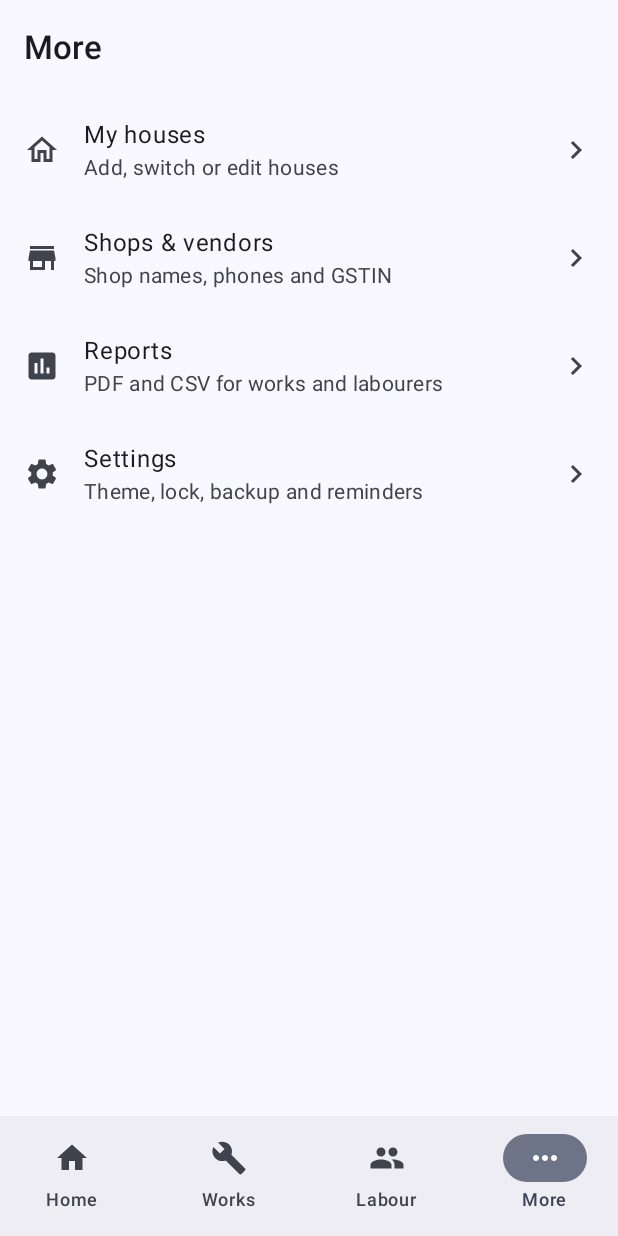
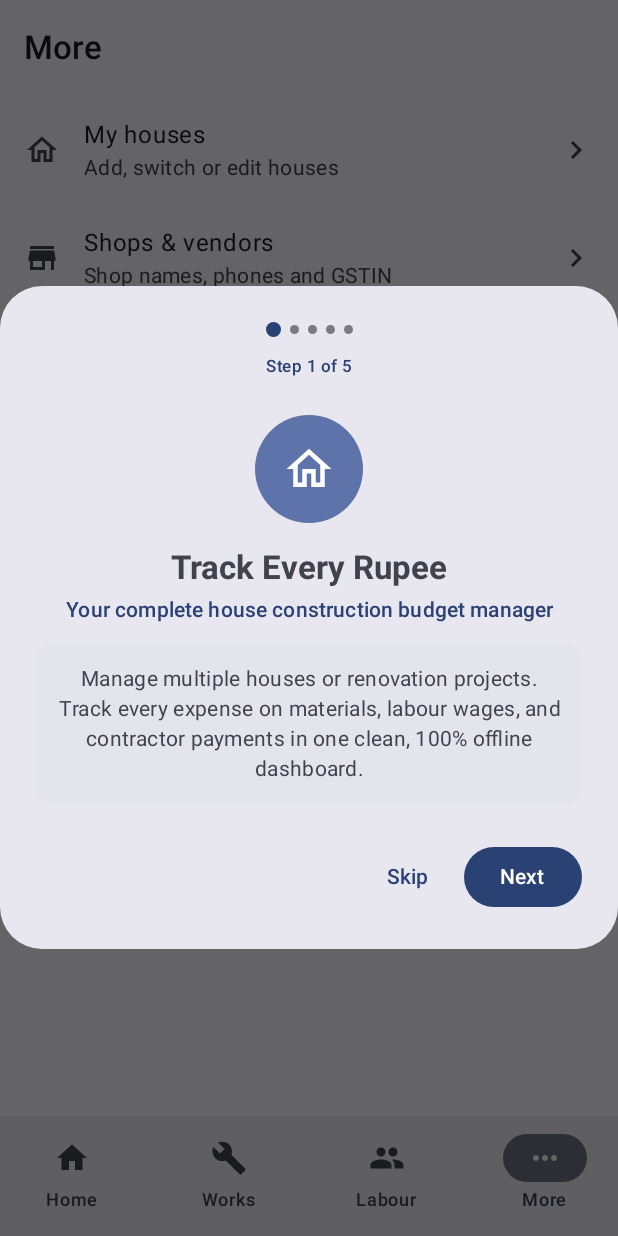
Before and after one commit to rahullsing/GharKharcha, an Android app built with Jetpack Compose: the screen it shows after launch (MainActivity), item 4 of the bottom bar chosen, on a phone screen of 412 x 824 dp. Run offline under Robolectric (Android 15) with nearby library versions, the phone set to English and light mode, and no system bars; our stand-ins replace Dagger/Hilt's generated code, Room's generated code, navigation suite; libraries missing offline, so code that uses them is left out: androidx.hilt.lifecycle; 5 statements that could not run were skipped.

Commit message:
Add Helper Wizard, comprehensive README.md, USER_GUIDE.md, and publish clean GharKharcha-v1.0.apk

```diff
--- a/app/src/main/java/com/gharkharcha/data/prefs/UserPreferences.kt
+++ b/app/src/main/java/com/gharkharcha/data/prefs/UserPreferences.kt
@@ -30,6 +30,7 @@ data class UserPreferences(
     val autoBackupEnabled: Boolean = false,
     val lastBackupTimestamp: Long = 0L,
     val backupFolderUri: String? = null,
+    val hasCompletedWizard: Boolean = false,
 )
 
 @Singleton
@@ -51,6 +52,7 @@ class UserPreferencesRepository @Inject constructor(
             autoBackupEnabled = p[AUTO_BACKUP] ?: false,
             lastBackupTimestamp = p[LAST_BACKUP] ?: 0L,
             backupFolderUri = p[BACKUP_URI],
+            hasCompletedWizard = p[COMPLETED_WIZARD] ?: false,
         )
     }.distinctUntilChanged()
 
@@ -104,6 +106,10 @@ class UserPreferencesRepository @Inject constructor(
         dataStore.edit { it[LAST_BACKUP] = timestamp }
     }
 
+    suspend fun setCompletedWizard(completed: Boolean) {
+        dataStore.edit { it[COMPLETED_WIZARD] = completed }
+    }
+
     private companion object {
         val HOURS_PER_DAY = intPreferencesKey("hours_per_day")
         val SELECTED_PROJECT = longPreferencesKey("selected_project_id")
@@ -118,5 +124,6 @@ class UserPreferencesRepository @Inject constructor(
         val AUTO_BACKUP = booleanPreferencesKey("auto_backup_enabled")
         val LAST_BACKUP = longPreferencesKey("last_backup_timestamp")
         val BACKUP_URI = stringPreferencesKey("backup_folder_uri")
+        val COMPLETED_WIZARD = booleanPreferencesKey("has_completed_wizard")
     }
 }
--- a/app/src/main/java/com/gharkharcha/ui/app/AppUi.kt
+++ b/app/src/main/java/com/gharkharcha/ui/app/AppUi.kt
@@ -50,6 +50,7 @@ import com.gharkharcha.ui.navigation.MaterialEditRoute
 import com.gharkharcha.ui.navigation.PaymentEditRoute
 import com.gharkharcha.ui.navigation.TopLevelDestination
 import com.gharkharcha.ui.share.ShareImportSheet
+import com.gharkharcha.ui.wizard.HelperWizardDialog
 
 @Composable
 fun GharKharchaAppUi(
@@ -100,7 +101,11 @@ fun GharKharchaAppUi(
                 }
             },
         ) {
-            AppNavHost(navController = navController, onNavigateTopLevel = { navController.navigateToTopLevel(it) })
+            AppNavHost(
+                navController = navController,
+                onNavigateTopLevel = { navController.navigateToTopLevel(it) },
+                onOpenWizard = viewModel::openWizard,
+            )
         }
 
         val sharedUris by viewModel.sharedUris.collectAsStateWithLifecycle()
@@ -117,6 +122,14 @@ fun GharKharchaAppUi(
                     navController.navigate(MaterialEditRoute(workId = workId))
                 },
             )
+        }
+
+        val manualWizardOpen by viewModel.manualWizardOpen.collectAsStateWithLifecycle()
+        val prefs by viewModel.preferences.collectAsStateWithLifecycle()
+        val showWizard = manualWizardOpen || (prefs != null && !prefs!!.hasCompletedWizard)
+
+        if (showWizard) {
+            HelperWizardDialog(onDismiss = viewModel::dismissWizard)
         }
 
         val isLocked by viewModel.isLocked.collectAsStateWithLifecycle()
--- a/app/src/main/java/com/gharkharcha/ui/app/AppViewModel.kt
+++ b/app/src/main/java/com/gharkharcha/ui/app/AppViewModel.kt
@@ -15,17 +15,18 @@ import kotlinx.coroutines.flow.SharingStarted
 import kotlinx.coroutines.flow.StateFlow
 import kotlinx.coroutines.flow.asStateFlow
 import kotlinx.coroutines.flow.stateIn
+import kotlinx.coroutines.launch
 import javax.inject.Inject
 
 @HiltViewModel
 class AppViewModel @Inject constructor(
-    prefs: UserPreferencesRepository,
+    private val prefsRepo: UserPreferencesRepository,
     private val undoManager: UndoDeleteManager,
     private val appLockManager: AppLockManager,
 ) : ViewModel() {
     /** Null until DataStore has loaded, so the theme doesn't flash. */
     val preferences: StateFlow<UserPreferences?> =
-        prefs.preferences.stateIn(viewModelScope, SharingStarted.Eagerly, null)
+        prefsRepo.preferences.stateIn(viewModelScope, SharingStarted.Eagerly, null)
 
     val isLocked: StateFlow<Boolean> = appLockManager.isLocked
 
@@ -33,6 +34,20 @@ class AppViewModel @Inject constructor(
 
     private val _sharedUris = MutableStateFlow<List<Uri>>(emptyList())
     val sharedUris: StateFlow<List<Uri>> = _sharedUris.asStateFlow()
+
+    private val _manualWizardOpen = MutableStateFlow(false)
+    val manualWizardOpen: StateFlow<Boolean> = _manualWizardOpen.asStateFlow()
+
+    fun openWizard() {
+        _manualWizardOpen.value = true
+    }
+
+    fun dismissWizard() {
+        _manualWizardOpen.value = false
+        viewModelScope.launch {
+            prefsRepo.setCompletedWizard(true)
+        }
+    }
 
     fun authenticate(activity: FragmentActivity) {
         appLockManager.authenticate(activity) { }
--- a/app/src/main/java/com/gharkharcha/ui/more/MoreScreen.kt
+++ b/app/src/main/java/com/gharkharcha/ui/more/MoreScreen.kt
@@ -23,6 +23,7 @@ fun MoreScreen(
     onOpenVendors: () -> Unit,
     onOpenReports: () -> Unit,
     onOpenSettings: () -> Unit,
+    onOpenWizard: () -> Unit,
 ) {
     TopLevelScaffold(title = { Text(stringResource(R.string.more_title)) }) { padding ->
         Column(
@@ -55,6 +56,12 @@ fun MoreScreen(
                 subtitle = stringResource(R.string.more_settings_subtitle),
                 onClick = onOpenSettings,
             )
+            MoreItem(
+                icon = R.drawable.ic_build,
+                title = stringResource(R.string.more_wizard_title),
+                subtitle = stringResource(R.string.more_wizard_subtitle),
+                onClick = onOpenWizard,
+            )
         }
     }
 }
--- a/app/src/main/java/com/gharkharcha/ui/navigation/AppNavHost.kt
+++ b/app/src/main/java/com/gharkharcha/ui/navigation/AppNavHost.kt
@@ -44,6 +44,7 @@ private fun NavBackStackEntry.cameraResult(): CameraResult {
 fun AppNavHost(
     navController: NavHostController,
     onNavigateTopLevel: (TopLevelDestination) -> Unit,
+    onOpenWizard: () -> Unit = {},
 ) {
     val back: () -> Unit = { navController.popBackStack() }
     val addProject = { navController.navigate(ProjectEditRoute()) }
@@ -99,6 +100,7 @@ fun AppNavHost(
                 onOpenVendors = { navController.navigate(VendorsRoute) },
                 onOpenReports = { navController.navigate(ReportsRoute()) },
                 onOpenSettings = { navController.navigate(SettingsRoute) },
+                onOpenWizard = onOpenWizard,
             )
         }
 
--- /dev/null
+++ b/app/src/main/java/com/gharkharcha/ui/wizard/HelperWizardDialog.kt
@@ -0,0 +1,222 @@
+package com.gharkharcha.ui.wizard
+
+import androidx.annotation.DrawableRes
+import androidx.compose.animation.AnimatedContent
+import androidx.compose.animation.fadeIn
+import androidx.compose.animation.fadeOut
+import androidx.compose.animation.slideInHorizontally
+import androidx.compose.animation.slideOutHorizontally
+import androidx.compose.animation.togetherWith
+import androidx.compose.foundation.background
+import androidx.compose.foundation.layout.Arrangement
+import androidx.compose.foundation.layout.Box
+import androidx.compose.foundation.layout.Column
+import androidx.compose.foundation.layout.Row
+import androidx.compose.foundation.layout.Spacer
+import androidx.compose.foundation.layout.fillMaxWidth
+import androidx.compose.foundation.layout.height
+import androidx.compose.foundation.layout.padding
+import androidx.compose.foundation.layout.size
+import androidx.compose.foundation.layout.width
+import androidx.compose.foundation.shape.CircleShape
+import androidx.compose.foundation.shape.RoundedCornerShape
+import androidx.compose.material3.AlertDialog
+import androidx.compose.material3.Button
+import androidx.compose.material3.Icon
+import androidx.compose.material3.MaterialTheme
+import androidx.compose.material3.OutlinedButton
+import androidx.compose.material3.Surface
+import androidx.compose.material3.Text
+import androidx.compose.material3.TextButton
+import androidx.compose.runtime.Composable
+import androidx.compose.runtime.getValue
+import androidx.compose.runtime.mutableIntStateOf
+import androidx.compose.runtime.remember
+import androidx.compose.runtime.setValue
+import androidx.compose.ui.Alignment
+import androidx.compose.ui.Modifier
+import androidx.compose.ui.draw.clip
+import androidx.compose.ui.res.painterResource
+import androidx.compose.ui.res.stringResource
+import androidx.compose.ui.text.font.FontWeight
+import androidx.compose.ui.text.style.TextAlign
+import androidx.compose.ui.unit.dp
+import com.gharkharcha.R
+
+private data class WizardStep(
+    @DrawableRes val icon: Int,
+    val titleRes: Int,
+    val subtitleRes: Int,
+    val descRes: Int,
+)
+
+private val steps = listOf(
+    WizardStep(
+        icon = R.drawable.ic_house,
+        titleRes = R.string.wizard_step1_title,
+        subtitleRes = R.string.wizard_step1_subtitle,
+        descRes = R.string.wizard_step1_desc,
+    ),
+    WizardStep(
+        icon = R.drawable.ic_build,
+        titleRes = R.string.wizard_step2_title,
+        subtitleRes = R.string.wizard_step2_subtitle,
+        descRes = R.string.wizard_step2_desc,
+    ),
+    WizardStep(
+        icon = R.drawable.ic_groups,
+        titleRes = R.string.wizard_step3_title,
+        subtitleRes = R.string.wizard_step3_subtitle,
+        descRes = R.string.wizard_step3_desc,
+    ),
+    WizardStep(
+        icon = R.drawable.ic_store,
+        titleRes = R.string.wizard_step4_title,
+        subtitleRes = R.string.wizard_step4_subtitle,
+        descRes = R.string.wizard_step4_desc,
+    ),
+    WizardStep(
+        icon = R.drawable.ic_chart,
+        titleRes = R.string.wizard_step5_title,
+        subtitleRes = R.string.wizard_step5_subtitle,
+        descRes = R.string.wizard_step5_desc,
+    ),
+)
+
+@Composable
+fun HelperWizardDialog(
+    onDismiss: () -> Unit,
+) {
+    var currentStep by remember { mutableIntStateOf(0) }
+    val step = steps[currentStep]
+    val isLast = currentStep == steps.lastIndex
+
+    AlertDialog(
+        onDismissRequest = onDismiss,
+        confirmButton = {
+            if (isLast) {
+                Button(onClick = onDismiss) {
+                    Text(stringResource(R.string.wizard_finish))
+                }
+            } else {
+                Button(onClick = { currentStep++ }) {
+                    Text(stringResource(R.string.wizard_next))
+                }
+            }
+        },
+        dismissButton = {
+            Row(horizontalArrangement = Arrangement.spacedBy(8.dp)) {
+                if (currentStep > 0) {
+                    OutlinedButton(onClick = { currentStep-- }) {
+                        Text(stringResource(R.string.wizard_previous))
+                    }
+                } else {
+                    TextButton(onClick = onDismiss) {
+                        Text(stringResource(R.string.wizard_skip))
+                    }
+                }
+            }
+        },
+        title = {
+            Column(
+                modifier = Modifier.fillMaxWidth(),
+                horizontalAlignment = Alignment.CenterHorizontally,
+            ) {
+                // Step dots indicator
+                Row(
+                    horizontalArrangement = Arrangement.spacedBy(6.dp),
+                    verticalAlignment = Alignment.CenterVertically,
+                    modifier = Modifier.padding(bottom = 12.dp),
+                ) {
+                    steps.indices.forEach { index ->
+                        Box(
+                            modifier = Modifier
+                                .size(if (index == currentStep) 10.dp else 6.dp)
+                                .clip(CircleShape)
+                                .background(
+                                    if (index == currentStep) {
+                                        MaterialTheme.colorScheme.primary
+                                    } else {
+                                        MaterialTheme.colorScheme.outlineVariant
+                                    },
+                                ),
+                        )
+                    }
+                }
+
+                Text(
+                    text = stringResource(R.string.wizard_step_count, currentStep + 1, steps.size),
+                    style = MaterialTheme.typography.labelSmall,
+                    color = MaterialTheme.colorScheme.primary,
+                )
+            }
+        },
+        text = {
+            AnimatedContent(
+                targetState = step,
+                transitionSpec = {
+                    (slideInHorizontally { width -> width } + fadeIn()).togetherWith(
+                        slideOutHorizontally { width -> -width } + fadeOut(),
+                    )
+                },
+                label = "wizard_step_animation",
+            ) { targetStep ->
+                Column(
+                    modifier = Modifier
+                        .fillMaxWidth()
+                        .padding(top = 8.dp),
+                    horizontalAlignment = Alignment.CenterHorizontally,
+                ) {
+                    Surface(
+                        modifier = Modifier.size(72.dp),
+                        shape = CircleShape,
+                        color = MaterialTheme.colorScheme.primaryContainer,
+                    ) {
+                        Box(contentAlignment = Alignment.Center) {
+                            Icon(
+                                painter = painterResource(targetStep.icon),
+                                contentDescription = null,
+                                tint = MaterialTheme.colorScheme.onPrimaryContainer,
+                                modifier = Modifier.size(36.dp),
+                            )
+                        }
+                    }
+
+                    Spacer(Modifier.height(16.dp))
+
+                    Text(
+                        text = stringResource(targetStep.titleRes),
+                        style = MaterialTheme.typography.titleLarge,
+                        fontWeight = FontWeight.Bold,
+                        textAlign = TextAlign.Center,
+                    )
+
+                    Spacer(Modifier.height(4.dp))
+
+                    Text(
+                        text = stringResource(targetStep.subtitleRes),
+                        style = MaterialTheme.typography.titleSmall,
+                        color = MaterialTheme.colorScheme.primary,
+                        textAlign = TextAlign.Center,
+                    )
+
+                    Spacer(Modifier.height(12.dp))
+
+                    Surface(
+                        shape = RoundedCornerShape(12.dp),
+                        color = MaterialTheme.colorScheme.surfaceVariant.copy(alpha = 0.5f),
+                        modifier = Modifier.fillMaxWidth(),
+                    ) {
+                        Text(
+                            text = stringResource(targetStep.descRes),
+                            style = MaterialTheme.typography.bodyMedium,
+                            color = MaterialTheme.colorScheme.onSurfaceVariant,
+                            textAlign = TextAlign.Center,
+                            modifier = Modifier.padding(14.dp),
+                        )
+                    }
+                }
+            }
+        },
+    )
+}
--- a/app/src/main/res/values/strings.xml
+++ b/app/src/main/res/values/strings.xml
@@ -569,4 +569,35 @@
     <string name="settings_demo_confirm_title">Load sample data?</string>
     <string name="settings_demo_confirm_message">This will add a sample house (\"Dream Villa\"), works, labourers, and expenses so you can test all features.</string>
     <string name="settings_demo_success">Sample data loaded successfully!</string>
+
+    <!-- Helper Wizard -->
+    <string name="wizard_title">How GharKharcha Works</string>
+    <string name="wizard_skip">Skip</string>
+    <string name="wizard_next">Next</string>
+    <string name="wizard_previous">Previous</string>
+    <string name="wizard_finish">Get started</string>
+    <string name="wizard_step_count">Step %1$d of %2$d</string>
+
+    <string name="wizard_step1_title">Track Every Rupee</string>
+    <string name="wizard_step1_subtitle">Your complete house construction budget manager</string>
+    <string name="wizard_step1_desc">Manage multiple houses or renovation projects. Track every expense on materials, labour wages, and contractor payments in one clean, 100% offline dashboard.</string>
+
+    <string name="wizard_step2_title">Works &amp; Budgets</string>
+    <string name="wizard_step2_subtitle">Organize by trade and control costs</string>
+    <string name="wizard_step2_desc">Split construction into works like Brick Masonry, Electrical, Plumbing, and Painting. Set budgets and get timely alerts before expenses exceed limits.</string>
+
+    <string name="wizard_step3_title">Daily Attendance &amp; Labour</string>
+    <string name="wizard_step3_subtitle">One-tap attendance, wages &amp; ledgers</string>
+    <string name="wizard_step3_desc">Add your labourers once. Mark daily attendance (Full, Half, Hourly, Overtime) in one tap with automatic wage calculations. Track advance payments and settlements.</string>
+
+    <string name="wizard_step4_title">Materials, Shops &amp; Bills</string>
+    <string name="wizard_step4_subtitle">Capture bills and track shop credit</string>
+    <string name="wizard_step4_desc">Log cement, steel, bricks, and sand with quantities, units, and rates. Snap photo bills directly with the camera and track unpaid balances owed to shops.</string>
+
+    <string name="wizard_step5_title">Reports, Safety &amp; Backup</string>
+    <string name="wizard_step5_subtitle">PDF statements, biometric lock &amp; zip backup</string>
+    <string name="wizard_step5_desc">Export printable A4 PDF statements and Excel CSV files with signature lines. Keep your data safe with biometric app lock and full zip backup to your device storage.</string>
+
+    <string name="more_wizard_title">App tour &amp; user guide</string>
+    <string name="more_wizard_subtitle">Interactive guide to using all features</string>
 </resources>
```
Also changed, not shown: app/build.gradle.kts (+8 -0 lines), 4 other files.
